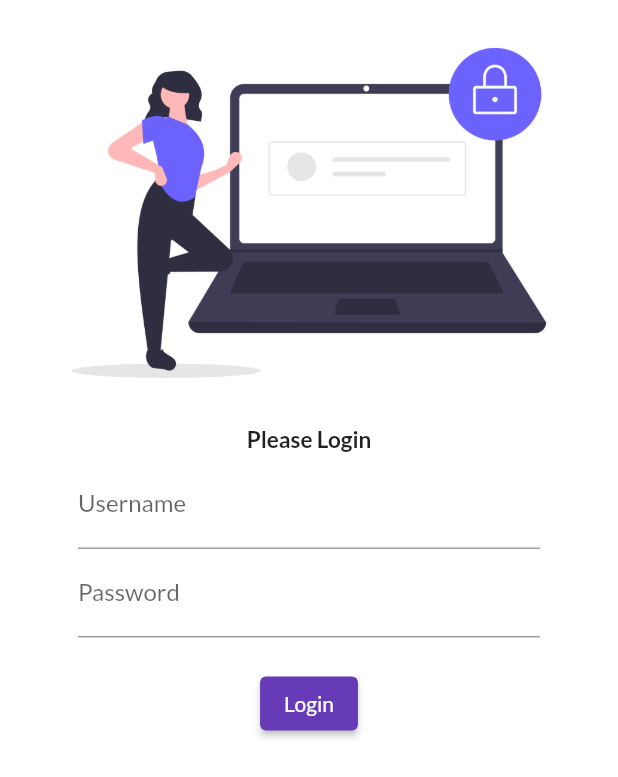
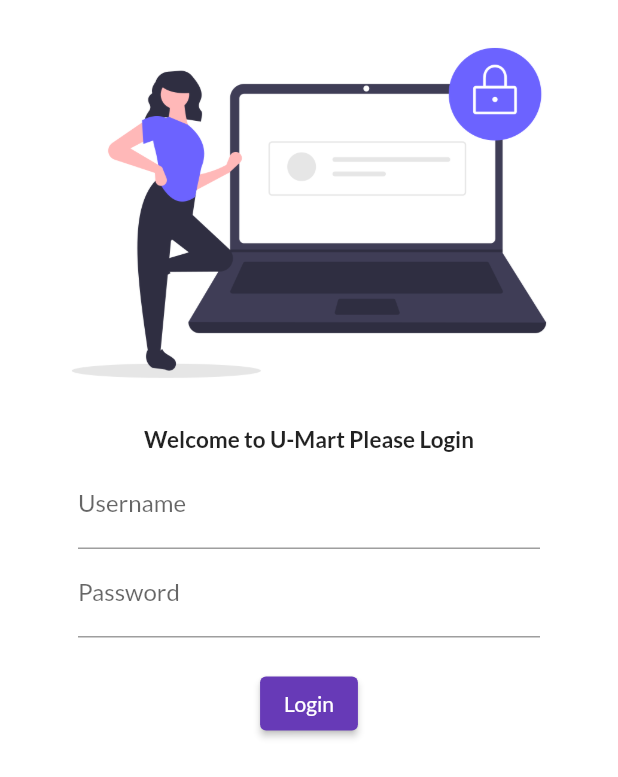
Before and after one commit to avayaadhikari4u/flutter-tutorial, a Flutter app: the screen it shows after launch, on a phone screen of 412 x 824 dp. Shown: the top 777 px of the screen. Run offline on Flutter 3.47's test engine with Material 2 defaults, Android fonts, the phone set to English and light mode, and no system bars; our stand-ins replace google_fonts.

Commit message:
day4 completed

```diff
--- a/lib/pages/login_page.dart
+++ b/lib/pages/login_page.dart
@@ -14,7 +14,7 @@ class LoginPage extends StatelessWidget {
             fit: BoxFit.cover,
           ),
           Text(
-            "Please Login",
+            "Welcome to U-Mart Please Login",
             style: TextStyle(
               fontSize: 15,
               fontWeight: FontWeight.bold, //flutter sementing versonl
```
